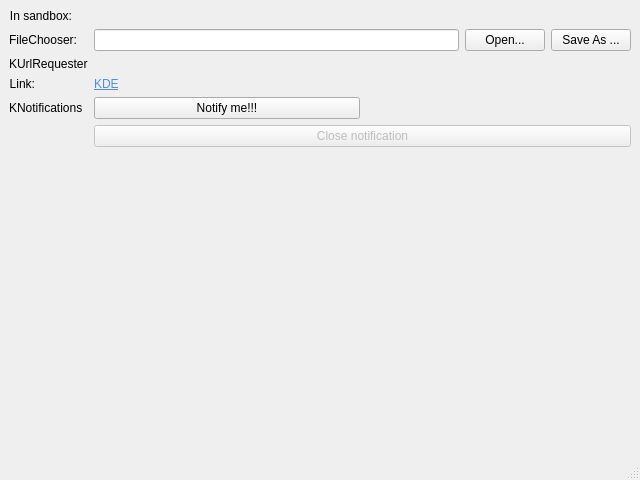
Above: src/portaltest.ui from KDE/xdg-portal-test-kde before the change. Below: the same form after it.
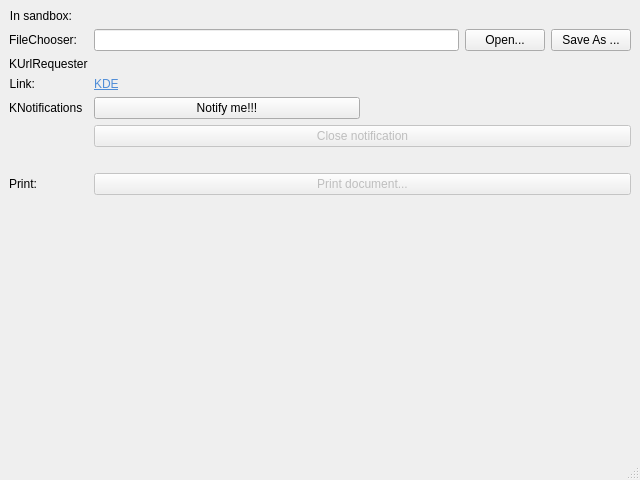
That is the form after the change. Custom widgets are drawn as their Qt base class.

Commit message: Add test for print portal

Diff of the .ui file:
```diff
--- a/src/portaltest.ui
+++ b/src/portaltest.ui
@@ -141,7 +141,7 @@
       </property>
      </widget>
     </item>
-    <item row="6" column="0" colspan="2">
+    <item row="8" column="0" colspan="2">
      <spacer name="verticalSpacer">
       <property name="orientation">
        <enum>Qt::Vertical</enum>
@@ -154,6 +154,30 @@
       </property>
      </spacer>
     </item>
+    <item row="7" column="0">
+     <widget class="QLabel" name="label_7">
+      <property name="text">
+       <string>Print:</string>
+      </property>
+     </widget>
+    </item>
+    <item row="7" column="1">
+     <widget class="QPushButton" name="printButton">
+      <property name="enabled">
+       <bool>false</bool>
+      </property>
+      <property name="text">
+       <string>Print document...</string>
+      </property>
+     </widget>
+    </item>
+    <item row="6" column="1">
+     <widget class="QLabel" name="printWarning">
+      <property name="text">
+       <string/>
+      </property>
+     </widget>
+    </item>
    </layout>
    <zorder>label</zorder>
    <zorder>sandboxLabel</zorder>
```
Left out of the diff: 3 changed lines with no effect on the pictures. The commit also changes 2 other files.
